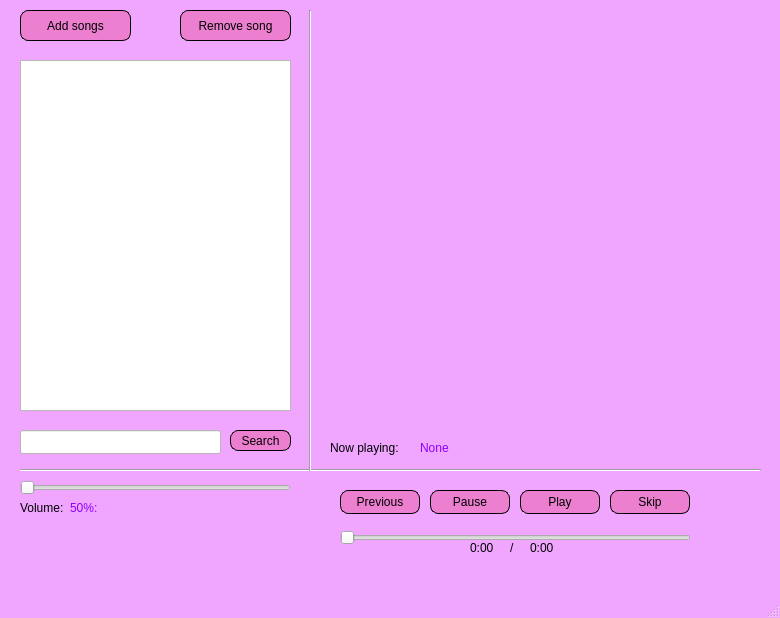
Qt form src/mainwindow.ui (angelaprojtz/MusicPlayer) before a commit.
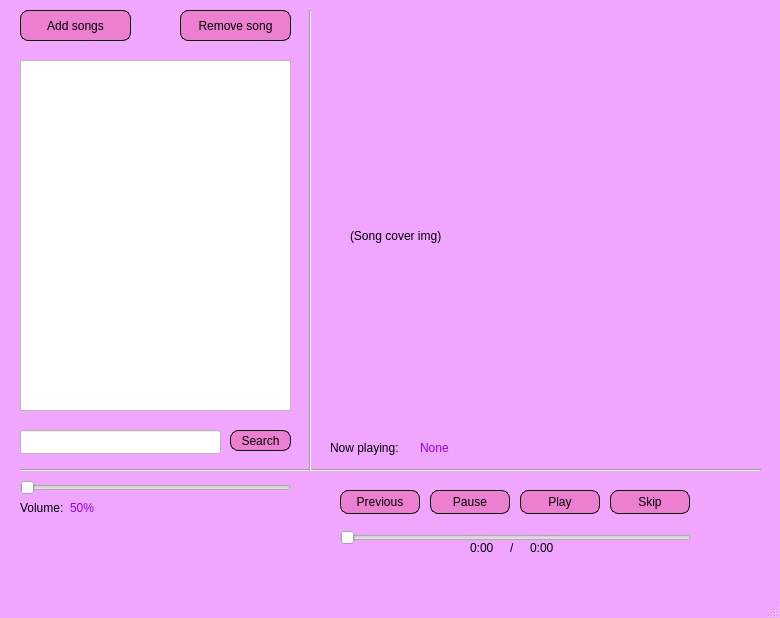
The same form after that commit.

Commit message: Added some functionality to "Add song"

The edit to the form file:
```diff
--- a/src/mainwindow.ui
+++ b/src/mainwindow.ui
@@ -255,7 +255,7 @@
      <string notr="true">color: rgb(140, 0, 255);</string>
     </property>
     <property name="text">
-     <string>50%:</string>
+     <string>50%</string>
     </property>
    </widget>
    <widget class="QLabel" name="nowPlayingActual">
@@ -263,7 +263,7 @@
      <rect>
       <x>420</x>
       <y>440</y>
-      <width>91</width>
+      <width>341</width>
       <height>16</height>
      </rect>
     </property>
@@ -313,6 +313,19 @@
      <string>0:00</string>
     </property>
    </widget>
+   <widget class="QLabel" name="songImg">
+    <property name="geometry">
+     <rect>
+      <x>350</x>
+      <y>70</y>
+      <width>331</width>
+      <height>331</height>
+     </rect>
+    </property>
+    <property name="text">
+     <string>(Song cover img)</string>
+    </property>
+   </widget>
   </widget>
   <widget class="QMenuBar" name="menubar">
    <property name="geometry">
```
Left out of the diff: 4 changed lines with no effect on the pictures. The commit also changes 2 other files.
